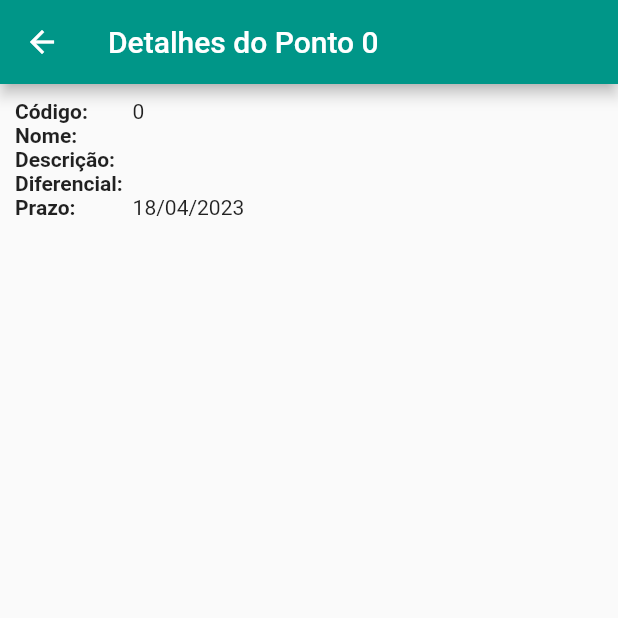
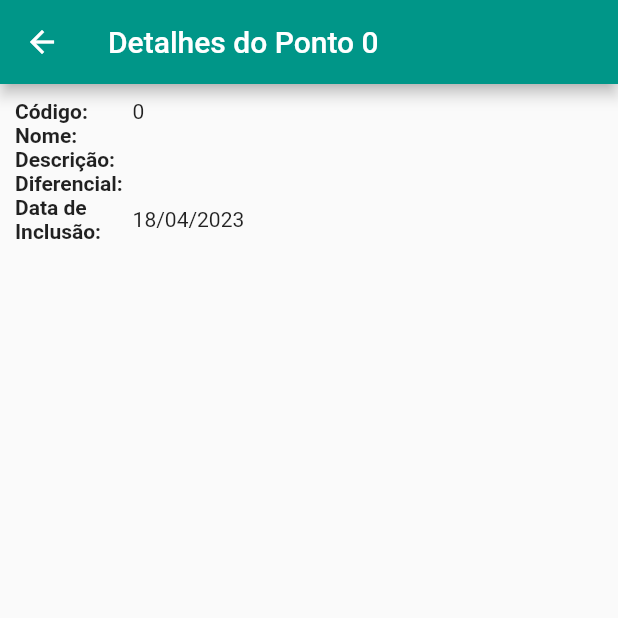
Before and after one commit to Djonatan007/pontos_turisticos, a Flutter app: the DetalhePonto screen opened directly with empty values, on a phone screen of 412 x 824 dp, the top half of it. Run offline on Flutter 3.47's test engine with Material 2 defaults, Android fonts, the phone set to English and light mode, and no system bars; our stand-ins replace shared_preferences, sqflite; accounts and stored records are empty.

Commit message:
Entrega 02

```diff
--- a/lib/pages/detalhe_ponto.dart
+++ b/lib/pages/detalhe_ponto.dart
@@ -58,7 +58,7 @@ class _DetalhePontoState extends State<DetalhePonto> {
           ),
           Row(
             children: [
-              Campo(descricao: 'Prazo: '),
+              Campo(descricao: 'Data de Inclusão: '),
               Valor(valor: '${widget.pontoTuristico.dataInclusaoFormatado}')
             ],
           )
--- a/lib/pages/form_new_point.dart
+++ b/lib/pages/form_new_point.dart
@@ -21,7 +21,6 @@ class FormNewPointState extends State<FormNewPoint> {
   final inclusaoController = TextEditingController();
   final diferenciaisController = TextEditingController();
   final _dateFormat = DateFormat('dd/MM/yyyy');
-  final _dao = PontoTuristicoDao();
 
   @override
   void initState() {
```
